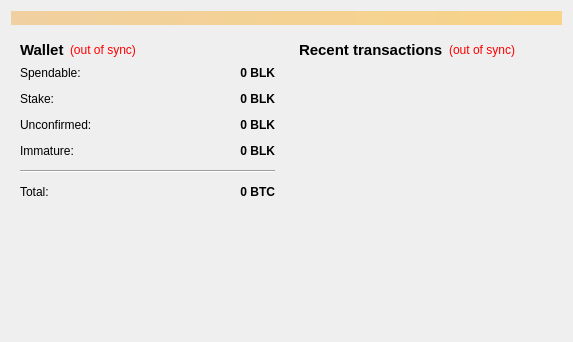
Above: src/qt/forms/overviewpage.ui from iadixcoin/iadixcoin before the change. Below: the same form after it.
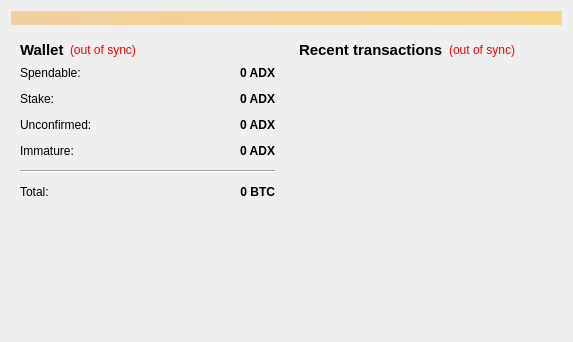
That is the form after the change.

Diff of the .ui file:
```diff
--- a/src/qt/forms/overviewpage.ui
+++ b/src/qt/forms/overviewpage.ui
@@ -118,7 +118,7 @@
                <string>Your current spendable balance</string>
               </property>
               <property name="text">
-               <string notr="true">0 BLK</string>
+               <string notr="true">0 ADX</string>
               </property>
               <property name="alignment">
                <set>Qt::AlignRight|Qt::AlignTrailing|Qt::AlignVCenter</set>
@@ -150,7 +150,7 @@
                <string>Total of coins that was staked, and do not yet count toward the current balance</string>
               </property>
               <property name="text">
-               <string notr="true">0 BLK</string>
+               <string notr="true">0 ADX</string>
               </property>
               <property name="alignment">
                <set>Qt::AlignRight|Qt::AlignTrailing|Qt::AlignVCenter</set>
@@ -182,7 +182,7 @@
                <string>Total of transactions that have yet to be confirmed, and do not yet count toward the current balance</string>
               </property>
               <property name="text">
-               <string notr="true">0 BLK</string>
+               <string notr="true">0 ADX</string>
               </property>
               <property name="alignment">
                <set>Qt::AlignRight|Qt::AlignTrailing|Qt::AlignVCenter</set>
@@ -211,7 +211,7 @@
                <string>Mined balance that has not yet matured</string>
               </property>
               <property name="text">
-               <string notr="true">0 BLK</string>
+               <string notr="true">0 ADX</string>
               </property>
               <property name="alignment">
                <set>Qt::AlignRight|Qt::AlignTrailing|Qt::AlignVCenter</set>
```
Left out of the diff: 4 changed lines with no effect on the pictures.
